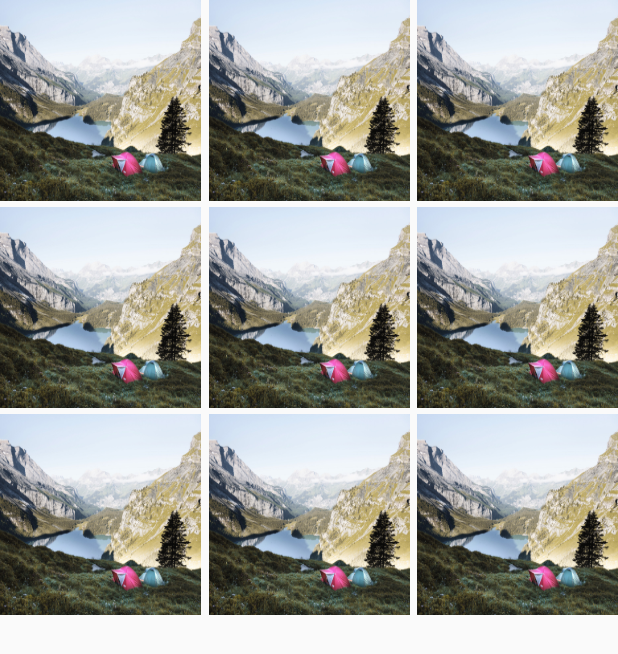
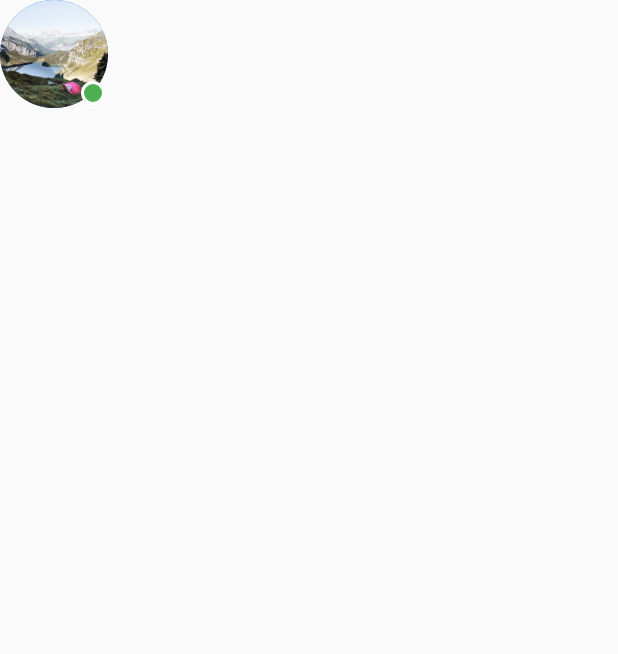
Before and after one commit to hailoan/Flutter-Sample, a Flutter app: the screen it shows after launch, on a phone screen of 412 x 824 dp. Shown: the top 654 px of the screen. Run offline on Flutter 3.47's test engine with Material 2 defaults, Android fonts, the light colour scheme and no system bars.

Commit message:
add demo stack layout

```diff
--- a/lib/DemoStackLayout.dart
+++ b/lib/DemoStackLayout.dart
@@ -1,11 +1,67 @@
-import 'package:flutter/widgets.dart';
+import 'package:flutter/material.dart';
 
 class DemoStackLayout extends StatelessWidget {
   const DemoStackLayout({super.key});
   @override
   Widget build(BuildContext context) {
-    return Column(
-      children: [Row(), Stack()],
+    return AvatarOnline(name: 'Hai Loan', avatar: 'images/lake.jpg');
+  }
+}
+
+class AvatarOnline extends StatelessWidget {
+  AvatarOnline({
+    required this.name,
+    required this.avatar,
+    super.key,
+  });
+
+  String? avatar;
+  String? name;
+
+  @override
+  Widget build(BuildContext context) {
+    Widget? mainWidget;
+    var sizeAvatar = 72.0;
+    if (avatar != null) {
+      mainWidget = CircleAvatar(
+        backgroundImage: AssetImage(avatar!),
+        radius: sizeAvatar / 2,
+      );
+    } else {
+      mainWidget = Container(
+        width: sizeAvatar,
+        height: sizeAvatar,
+        decoration:
+            const BoxDecoration(color: Colors.blue, shape: BoxShape.circle),
+        child: Center(
+            child: Text(
+          name == null ? 'H' : name!.getShortName(),
+          style:
+              const TextStyle(fontWeight: FontWeight.bold, color: Colors.white),
+        )),
+      );
+    }
+    return Stack(
+      alignment: const Alignment(1.0, 1.0),
+      children: [
+        mainWidget,
+        Container(
+          width: 16,
+          height: 16,
+          margin: const EdgeInsets.only(right: 2, bottom: 2),
+          decoration: BoxDecoration(
+              color: Colors.green,
+              shape: BoxShape.circle,
+              border: Border.all(width: 2.0, color: Colors.white)),
+        )
+      ],
     );
   }
 }
+
+extension ShortName on String {
+  String getShortName() {
+    var arrNames = split(' ');
+    return arrNames.first[0];
+  }
+}
--- a/lib/main.dart
+++ b/lib/main.dart
@@ -1,7 +1,5 @@
+import 'package:fluter_sample_test/DemoStackLayout.dart';
 import 'package:flutter/material.dart';
-
-import 'DemoContainerLayout.dart';
-import 'RowColumnLayout.dart';
 
 void main() {
   runApp(const MainApp());
@@ -15,7 +13,7 @@ class MainApp extends StatelessWidget {
     return const MaterialApp(
       home: SafeArea(
           child: Scaffold(
-        body: DemoContainerLayout(),
+        body: DemoStackLayout(),
       )),
     );
   }
```
